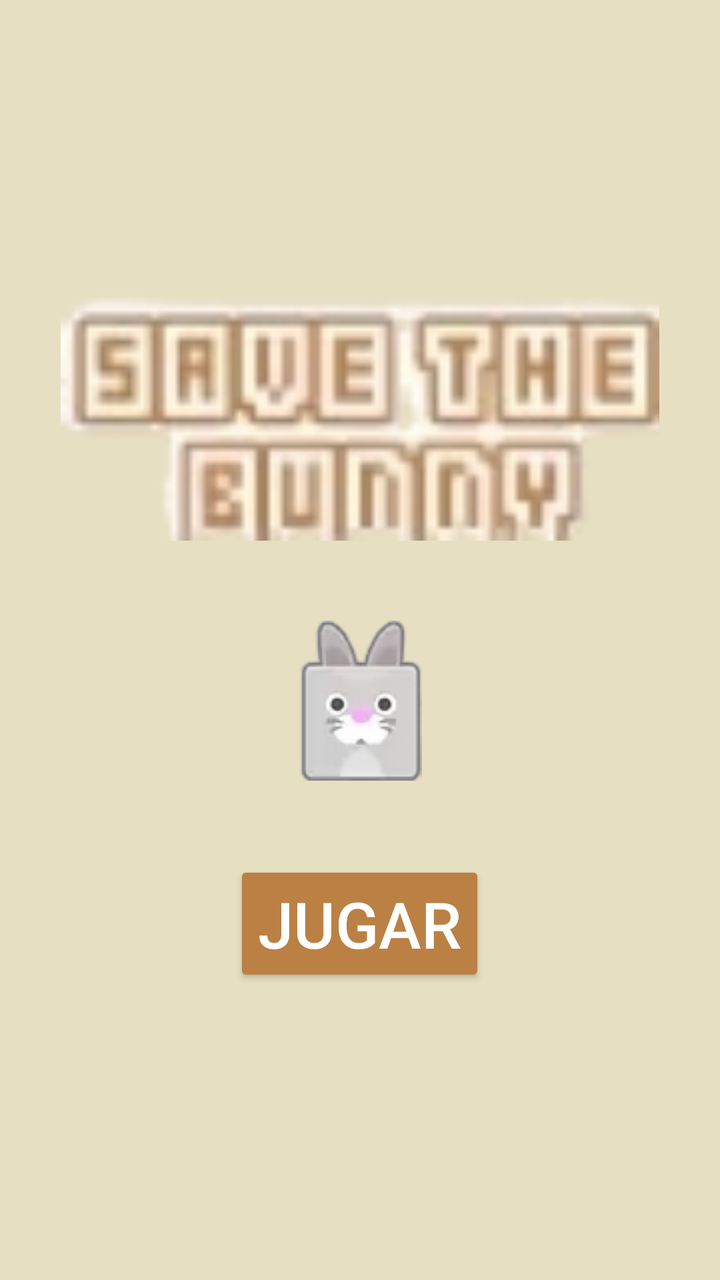
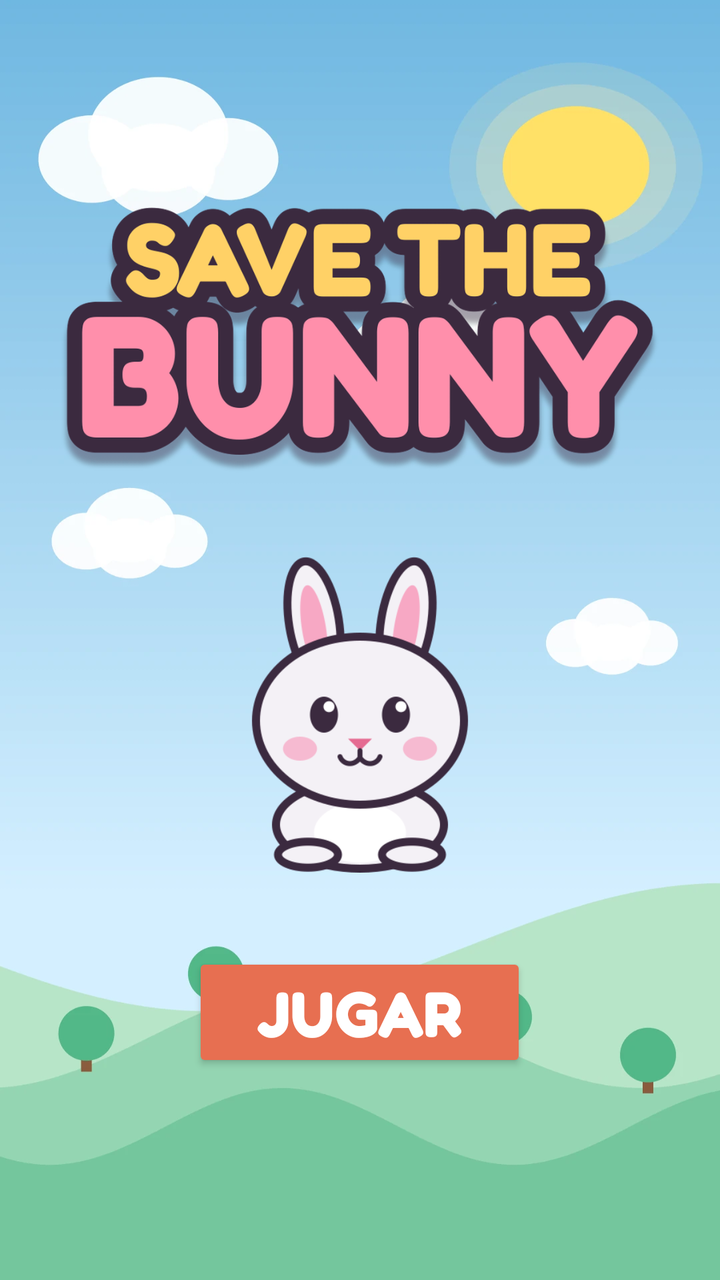

An Android layout rendered at two revisions. The XML below is the earlier revision; the diff shows what the commit changed to produce the second picture.
<!-- AndroidManifest.xml: application theme Theme.ConejoJorge -->
<!-- res/layout/activity_main.xml -->
<?xml version="1.0" encoding="utf-8"?>
<LinearLayout xmlns:android="http://schemas.android.com/apk/res/android"
    xmlns:tools="http://schemas.android.com/tools"
    xmlns:app="http://schemas.android.com/apk/res-auto"

    android:id="@+id/main"
    android:layout_width="match_parent"
    android:layout_height="match_parent"
    tools:context=".MainActivity"
    android:orientation="vertical"
    android:background="#e7dfc2"
    android:gravity="center">
  <ImageView
      android:layout_width="300dp"
      android:layout_height="wrap_content"
      android:adjustViewBounds="true"
      android:contentDescription="@string/game_title"
      app:srcCompat ="@drawable/game_title"/>
  <ImageView
      android:layout_width="wrap_content"
      android:layout_height="wrap_content"
      android:contentDescription="@string/rabbit"
      app:srcCompat = "@drawable/rabbit"
      android:layout_marginTop="40dp"
      android:layout_marginBottom="40dp"/>
  <Button
      android:id="@+id/btnStart"
      android:layout_width="wrap_content"
      android:layout_height="wrap_content"
      android:text="@string/start"
      android:textSize="32sp"
      android:textColor="@color/white"
      android:backgroundTint="#bb8044"
      android:onClick="startGame"
      android:layout_gravity="center" />

      


  </LinearLayout>
<!-- resources referenced by this layout -->
<resources>
  <color name="white">#FFFFFFFF</color>
  <!-- drawable game_title: png bitmap (drawable, 7744 bytes) -->
  <!-- drawable rabbit: png bitmap (drawable, 7388 bytes) -->
  <string name="game_title">Save the Bunny</string>
  <string name="rabbit">Conejo</string>
  <string name="start">Jugar</string>
  <style name="Theme.ConejoJorge" parent="Base.Theme.ConejoJorge" />
  <style name="Base.Theme.ConejoJorge" parent="Theme.Material3.DayNight.NoActionBar">
          
  
          
      </style>
</resources>

<!-- the commit's change to res/layout/activity_main.xml (unified diff, before → after) -->
@@ -8,7 +8,7 @@
     android:layout_height="match_parent"
     tools:context=".MainActivity"
     android:orientation="vertical"
-    android:background="#e7dfc2"
+    android:background="@drawable/background"
     android:gravity="center">
   <ImageView
       android:layout_width="300dp"
@@ -17,8 +17,8 @@
       android:contentDescription="@string/game_title"
       app:srcCompat ="@drawable/game_title"/>
   <ImageView
-      android:layout_width="wrap_content"
-      android:layout_height="wrap_content"
+      android:layout_width="124dp"
+      android:layout_height="160dp"
       android:contentDescription="@string/rabbit"
       app:srcCompat = "@drawable/rabbit"
       android:layout_marginTop="40dp"
@@ -30,11 +30,10 @@
       android:text="@string/start"
       android:textSize="32sp"
       android:textColor="@color/white"
-      android:backgroundTint="#bb8044"
+      android:fontFamily="@font/fredoka_bold"
+      android:paddingHorizontal="32dp"
+      android:backgroundTint="#e76f51"
       android:onClick="startGame"
       android:layout_gravity="center" />
 
-      
-
-
   </LinearLayout>
<!-- resource entries referenced after the edit -->
@@ -1,8 +1,9 @@
 <!-- resources referenced by this layout -->
 <resources>
   <color name="white">#FFFFFFFF</color>
-  <!-- drawable game_title: png bitmap (drawable, 7744 bytes) -->
-  <!-- drawable rabbit: png bitmap (drawable, 7388 bytes) -->
+  <!-- drawable background: webp bitmap (drawable-nodpi, 26680 bytes) -->
+  <!-- drawable game_title: webp bitmap (drawable-nodpi, 110140 bytes) -->
+  <!-- drawable rabbit: webp bitmap (drawable-nodpi, 12186 bytes) -->
   <string name="game_title">Save the Bunny</string>
   <string name="rabbit">Conejo</string>
   <string name="start">Jugar</string>
